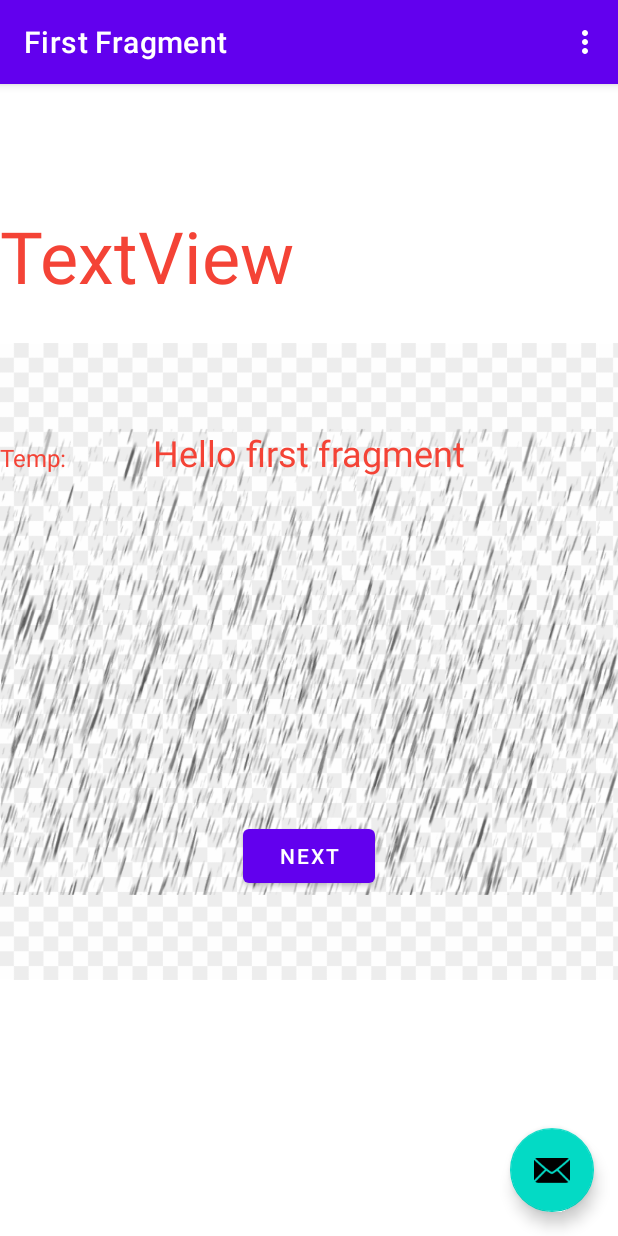
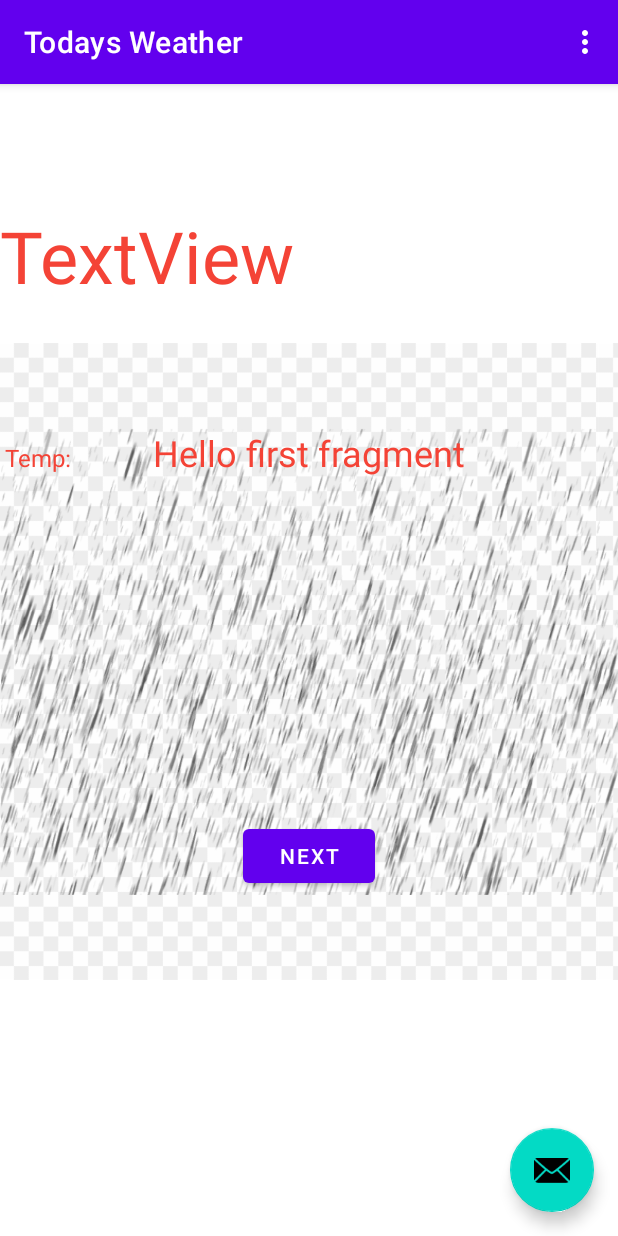
Before and after one commit to AndroidOS/weatherApp, an Android app: the screen it shows after launch (MainActivity), on a phone screen of 412 x 824 dp. Run offline under Robolectric (Android 15) with nearby library versions, the phone set to English and light mode, and no system bars; our stand-ins replace RxJava, navigation-ui.

Commit message:
Added description (4)

```diff
--- a/app/src/main/res/layout/fragment_first.xml
+++ b/app/src/main/res/layout/fragment_first.xml
@@ -44,6 +44,7 @@
         android:id="@+id/textView_temp"
         android:layout_width="wrap_content"
         android:layout_height="73dp"
+        android:layout_marginStart="8dp"
         android:layout_marginEnd="60dp"
         android:text="@string/lblTemp"
         android:textColor="@color/red"
--- a/app/src/main/res/values/strings.xml
+++ b/app/src/main/res/values/strings.xml
@@ -2,7 +2,7 @@
     <string name="app_name">weatherApp</string>
     <string name="action_settings">Settings</string>
     <!-- Strings used for fragments for navigation -->
-    <string name="first_fragment_label">First Fragment</string>
+    <string name="first_fragment_label">Todays Weather</string>
     <string name="second_fragment_label">Second Fragment</string>
     <string name="next">Next</string>
     <string name="previous">Previous</string>
```
